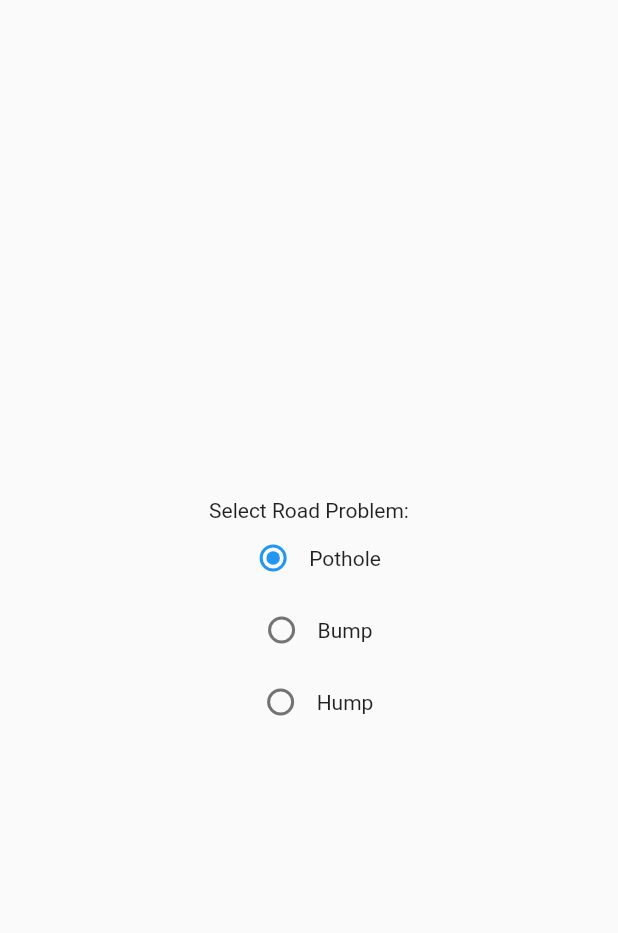
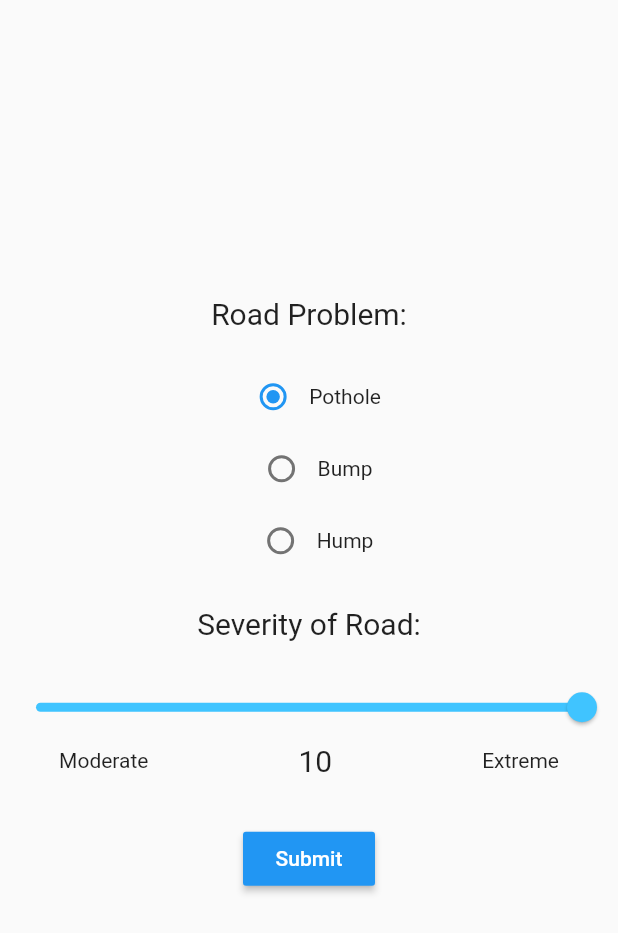
Before and after one commit to pranav97/potholes, a Flutter app: the SubmitPage widget shown alone on an empty page, opened directly, on a phone screen of 412 x 824 dp. Shown: the top 933 px of the screen. Run offline on Flutter 3.47's test engine with Material 2 defaults, Android fonts, the phone set to English and light mode, and no system bars; our stand-ins replace google_maps_flutter, location; statements that could not run were skipped.

Commit message:
Added submit page

```diff
--- a/pot_hole/lib/main.dart
+++ b/pot_hole/lib/main.dart
@@ -31,82 +31,3 @@ class TabBarController extends StatelessWidget {
     );
   }
 }
-
-class SubmitPage extends StatefulWidget {
-  SubmitPage({Key key}) : super(key: key);
-
-  @override
-  _SubmitPageState createState() => _SubmitPageState();
-}
-
-class _SubmitPageState extends State<SubmitPage> {
-  int _radioValue = 0;
-
-  void _handleRadioValueChange(int value) {
-    setState(() {
-      _radioValue = value;
-    });
-  }
-
-  @override
-  Widget build(BuildContext context) {
-    return Scaffold(
-      body: Center(
-        child: Column(
-          mainAxisAlignment: MainAxisAlignment.center,
-          children: <Widget>[
-            new Text('Select Road Problem:'),
-            new Column(
-                mainAxisAlignment: MainAxisAlignment.center,
-                children: <Widget>[
-                  new Row(
-                    mainAxisAlignment: MainAxisAlignment.center,
-                    children: <Widget>[
-                      new Radio(
-                        value: 0,
-                        groupValue: _radioValue,
-                        onChanged: _handleRadioValueChange,
-                      ),
-                      new Text('Pothole'),
-                    ],
-                  ),
-                ]
-            ),
-            new Column(
-                mainAxisAlignment: MainAxisAlignment.center,
-                children: <Widget>[
-                  new Row(
-                    mainAxisAlignment: MainAxisAlignment.center,
-                    children: <Widget>[
-                      new Radio(
-                        value: 1,
-                        groupValue: _radioValue,
-                        onChanged: _handleRadioValueChange,
-                      ),
-                      new Text('Bump'),
-                    ],
-                  ),
-                ]
-            ),
-            new Column(
-                mainAxisAlignment: MainAxisAlignment.center,
-                children: <Widget>[
-                  new Row(
-                    mainAxisAlignment: MainAxisAlignment.center,
-                    children: <Widget>[
-                      new Radio(
-                        value: 2,
-                        groupValue: _radioValue,
-                        onChanged: _handleRadioValueChange,
-                      ),
-                      new Text('Hump'),
-                    ],
-                  ),
-                ]
-            ),
-          ]
-        )
-      ),
-    );
-  }
-}
--- /dev/null
+++ b/pot_hole/lib/submit_page.dart
@@ -0,0 +1,131 @@
+import 'package:flutter/material.dart';
+
+class SubmitPage extends StatefulWidget {
+  SubmitPage({Key key}) : super(key: key);
+
+  @override
+  _SubmitPageState createState() => _SubmitPageState();
+}
+
+class _SubmitPageState extends State<SubmitPage> {
+  int _radioValue = 0;
+  double _sliderValue = 10.0;
+
+  void _handleRadioValueChange(int value) {
+    setState(() {
+      _radioValue = value;
+    });
+  }
+
+  void _submitForm() {
+
+  }
+
+  @override
+  Widget build(BuildContext context) {
+    return Column(
+      mainAxisAlignment: MainAxisAlignment.center,
+      children: <Widget>[
+        new Padding(
+          padding: const EdgeInsets.only(
+            bottom: 20.0,
+          ),
+          child: Text(
+            'Road Problem:',
+            style: TextStyle(fontSize: 20.0),
+          )
+        ),
+
+        new Row(
+          mainAxisAlignment: MainAxisAlignment.center,
+          children: <Widget>[
+            new Radio(
+              value: 0,
+              groupValue: _radioValue,
+              onChanged: _handleRadioValueChange,
+            ),
+            new Text('Pothole'),
+          ],
+        ),
+
+        new Row(
+          mainAxisAlignment: MainAxisAlignment.center,
+          children: <Widget>[
+            new Radio(
+              value: 1,
+              groupValue: _radioValue,
+              onChanged: _handleRadioValueChange,
+            ),
+            new Text('Bump'),
+          ],
+        ),
+
+        new Row(
+          mainAxisAlignment: MainAxisAlignment.center,
+          children: <Widget>[
+            new Radio(
+              value: 2,
+              groupValue: _radioValue,
+              onChanged: _handleRadioValueChange,
+            ),
+            new Text('Hump'),
+          ],
+        ),
+
+        new Padding(
+          padding: const EdgeInsets.all(20.0),
+          child: Text(
+            'Severity of Road:',
+            style: TextStyle(fontSize: 20.0),
+          )
+        ),
+
+        new Slider(
+          activeColor: Colors.lightBlueAccent,
+          min: 0.0,
+          max: 10.0,
+          onChanged: (severity) {
+            setState(() => _sliderValue = severity);
+          },
+          value: _sliderValue,
+        ),
+
+        new Row(
+          mainAxisAlignment: MainAxisAlignment.center,
+          children: <Widget>[
+            new Padding(
+              padding: const EdgeInsets.only(
+                right: 100.0,
+              ),
+              child: Text('Moderate')
+            ),
+
+            Text(
+              '${_sliderValue.toInt()}',
+              style: TextStyle(fontSize: 20.0),
+            ),
+
+            new Padding(
+              padding: const EdgeInsets.only(
+                left: 100.0,
+              ),
+              child: Text('Extreme')
+            ),
+          ],
+        ),
+
+        new Padding(
+          padding: const EdgeInsets.all(30.0),
+          child: RaisedButton(
+            onPressed: _submitForm,
+            color: Colors.blue,
+            child: Text(''
+                'Submit',
+              style: TextStyle(color: Colors.white),
+            ),
+          ),
+        )
+      ]
+    );
+  }
+}
```
